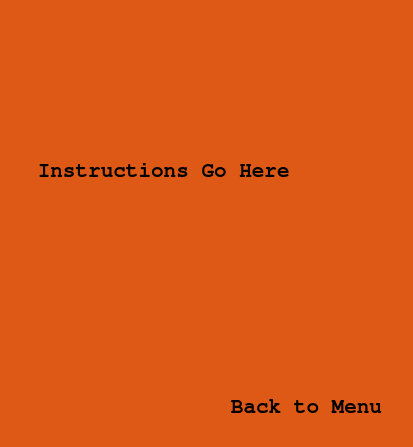
Above: Asteroids+Aliens/instructionwindow.ui from captaintino/project-destiny before the change. Below: the same form after it.
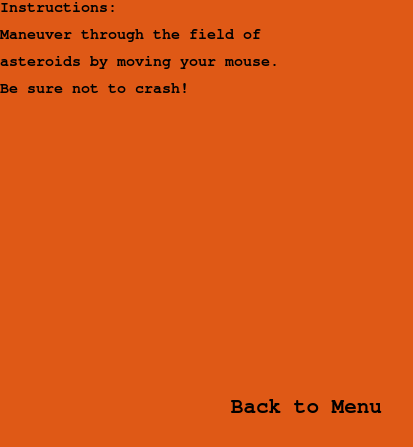
That is the form after the change.

Commit message: After adding instructions.

What changed in the file:
```diff
--- a/Asteroids+Aliens/instructionwindow.ui
+++ b/Asteroids+Aliens/instructionwindow.ui
@@ -52,13 +52,16 @@
    <property name="font">
     <font>
      <family>FreeMono</family>
-     <pointsize>16</pointsize>
+     <pointsize>11</pointsize>
      <weight>75</weight>
      <bold>true</bold>
     </font>
    </property>
    <property name="text">
-    <string>   Instructions Go Here</string>
+    <string>&lt;html&gt;&lt;head/&gt;&lt;body&gt;&lt;p&gt;Instructions:&lt;/p&gt;&lt;p&gt;Maneuver through the field of&lt;/p&gt;&lt;p&gt;asteroids by moving your mouse.&lt;/p&gt;&lt;p&gt;Be sure not to crash!&lt;/p&gt;&lt;/body&gt;&lt;/html&gt;</string>
+   </property>
+   <property name="alignment">
+    <set>Qt::AlignLeading|Qt::AlignLeft|Qt::AlignTop</set>
    </property>
   </widget>
  </widget>
```
